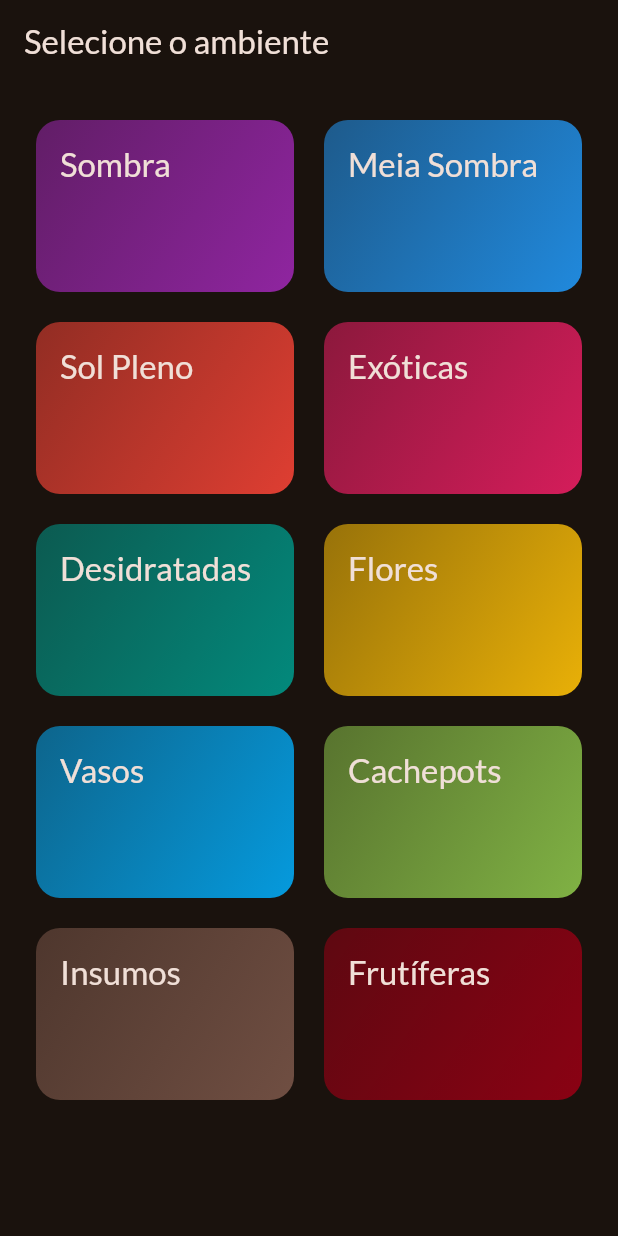
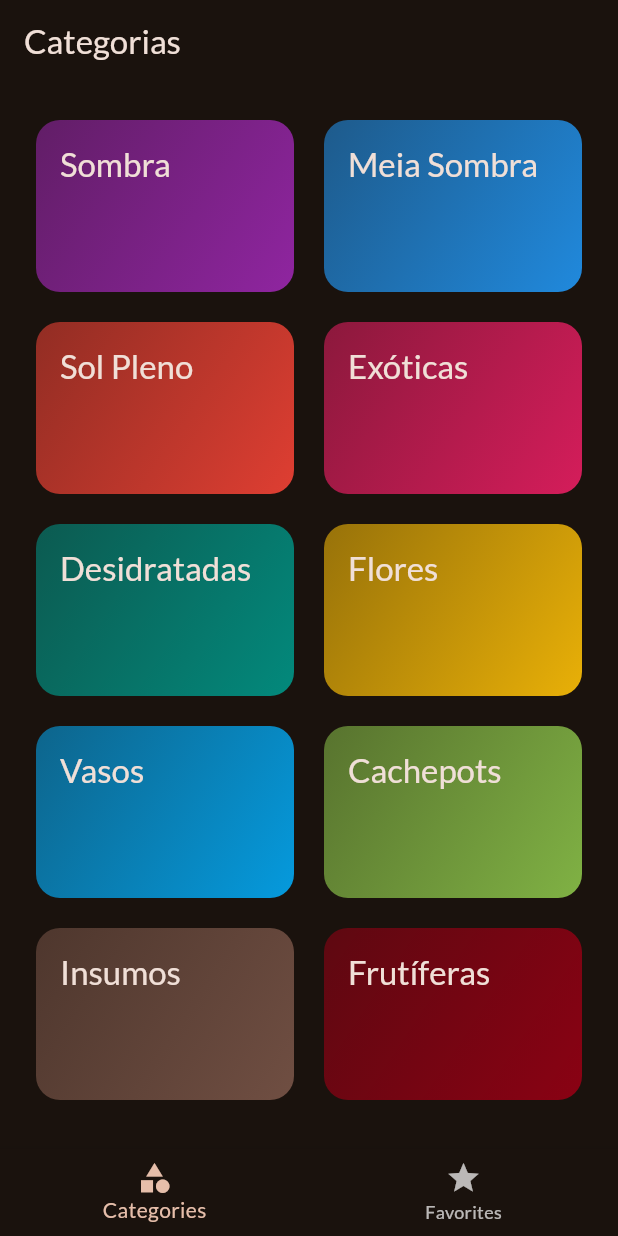
Before and after one commit to lfkodama/plants, a Flutter app: the screen it shows after launch, on a phone screen of 412 x 824 dp. Run offline on Flutter 3.47's test engine with Material 3 defaults, Android fonts, the phone set to English and light mode, and no system bars; our stand-ins replace font_awesome_flutter, google_fonts, transparent_image.

Commit message:
Favorite Plants Tab

```diff
--- a/lib/main.dart
+++ b/lib/main.dart
@@ -1,7 +1,7 @@
 import 'package:flutter/material.dart';
 
 import 'package:google_fonts/google_fonts.dart';
-import 'package:plants/screens/categories.dart';
+import 'package:plants/screens/tabs.dart';
 
 final theme = ThemeData(
   useMaterial3: true,
@@ -21,6 +21,6 @@ class App extends StatelessWidget {
 
   @override
   Widget build(BuildContext context) {
-    return MaterialApp(theme: theme, home: CategoriesScreen());
+    return MaterialApp(theme: theme, home: TabsScreen());
   }
 }
--- a/lib/screens/categories.dart
+++ b/lib/screens/categories.dart
@@ -3,9 +3,12 @@ import 'package:plants/data/dummy_data.dart';
 import 'package:plants/models/category.dart';
 import 'package:plants/screens/plants.dart';
 import 'package:plants/widgets/category_grid_item.dart';
+import 'package:plants/models/plant.dart';
 
 class CategoriesScreen extends StatelessWidget {
-  const CategoriesScreen({super.key});
+  const CategoriesScreen({super.key, required this.onToggleFavorite});
+
+  final void Function(Plant plant) onToggleFavorite;
 
   void _selectCategory(BuildContext context, Category category) {
     final filteredPlants = dummyPlants
@@ -14,17 +17,18 @@ class CategoriesScreen extends StatelessWidget {
 
     Navigator.of(context).push(
       MaterialPageRoute(
-        builder: (ctx) =>
-            PlantsScreen(title: category.title, plants: filteredPlants),
+        builder: (ctx) => PlantsScreen(
+          title: category.title,
+          plants: filteredPlants,
+          onToggleFavorite: onToggleFavorite,
+        ),
       ),
     );
   }
 
   @override
   Widget build(BuildContext context) {
-    return Scaffold(
-      appBar: AppBar(title: Text('Selecione o ambiente')),
-      body: GridView(
+    return GridView(
       padding: EdgeInsets.all(24),
       gridDelegate: SliverGridDelegateWithFixedCrossAxisCount(
         crossAxisCount: 2,
@@ -41,7 +45,6 @@ class CategoriesScreen extends StatelessWidget {
             },
           ),
       ],
-      ),
     );
   }
 }
--- /dev/null
+++ b/lib/screens/tabs.dart
@@ -0,0 +1,79 @@
+import 'package:flutter/material.dart';
+import 'package:plants/screens/categories.dart';
+import 'package:plants/screens/plants.dart';
+import 'package:plants/models/plant.dart';
+
+class TabsScreen extends StatefulWidget {
+  const TabsScreen({super.key});
+
+  @override
+  State<StatefulWidget> createState() {
+    return _TabsScreenState();
+  }
+}
+
+class _TabsScreenState extends State<TabsScreen> {
+  int _selectedPageIndex = 0;
+  final List<Plant> _favoritePlants = [];
+
+  void _showInfoMessage(String message) {
+    ScaffoldMessenger.of(context).clearSnackBars();
+    ScaffoldMessenger.of(
+      context,
+    ).showSnackBar(SnackBar(content: Text(message)));
+  }
+
+  void _togglePlantFavoriteStatus(Plant plant) {
+    final isExisting = _favoritePlants.contains(plant);
+
+    if (isExisting) {
+      setState(() {
+        _favoritePlants.remove(plant);
+        _showInfoMessage('Planta removida dos favoritos! :(');
+      });
+    } else {
+      setState(() {
+        _favoritePlants.add(plant);
+        _showInfoMessage('Planta adicionada aos favoritos! :)');
+      });
+    }
+  }
+
+  void _selectPage(int index) {
+    setState(() {
+      _selectedPageIndex = index;
+    });
+  }
+
+  @override
+  Widget build(BuildContext context) {
+    Widget activePage = CategoriesScreen(
+      onToggleFavorite: _togglePlantFavoriteStatus,
+    );
+    var activePageTitle = 'Categorias';
+
+    if (_selectedPageIndex == 1) {
+      activePage = PlantsScreen(
+        plants: _favoritePlants,
+        onToggleFavorite: _togglePlantFavoriteStatus,
+      );
+      activePageTitle = 'Suas Favoritas';
+    }
+
+    return Scaffold(
+      appBar: AppBar(title: Text(activePageTitle)),
+      body: activePage,
+      bottomNavigationBar: BottomNavigationBar(
+        onTap: _selectPage,
+        currentIndex: _selectedPageIndex,
+        items: [
+          BottomNavigationBarItem(
+            icon: Icon(Icons.category),
+            label: 'Categories',
+          ),
+          BottomNavigationBarItem(icon: Icon(Icons.star), label: 'Favorites'),
+        ],
+      ),
+    );
+  }
+}
```
Also changed, not shown: lib/screens/plant_detail.dart (+17 -2 lines), lib/screens/plants.dart (+17 -4 lines). Lines whose indentation alone changed are shown as unchanged.
